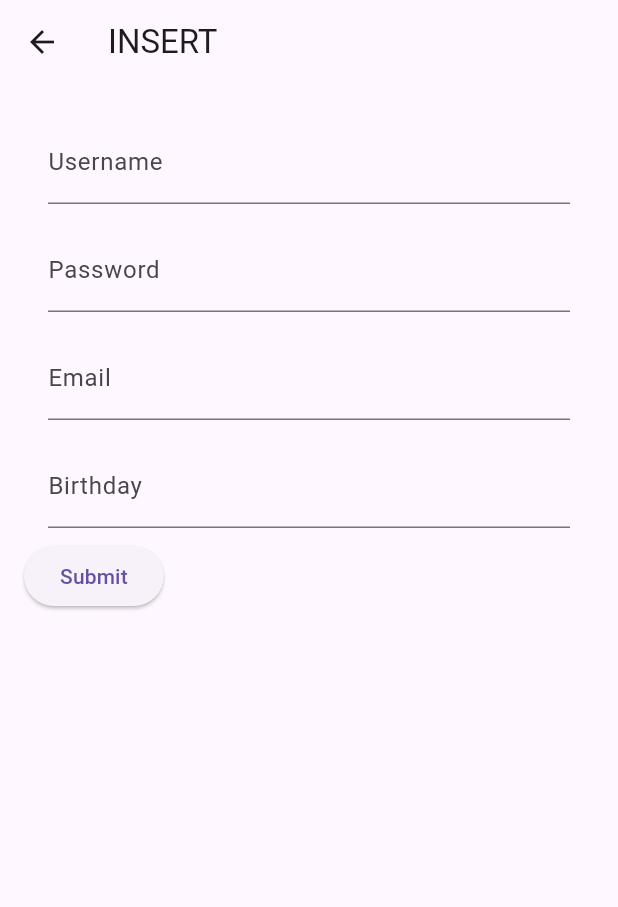
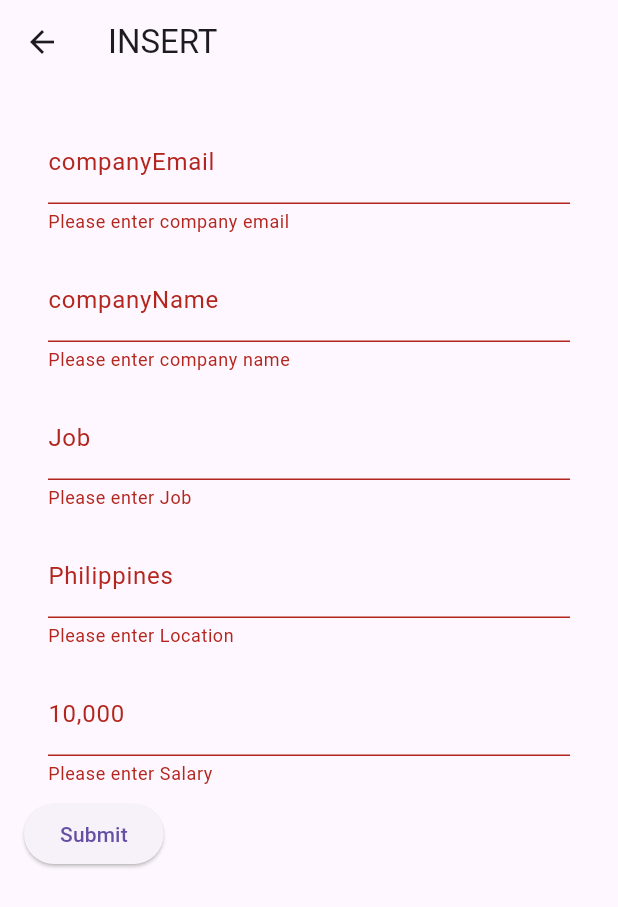
Before and after one commit to VannyCon/JobSeek, a Flutter app: the InsertForm screen opened directly, after a tap on "Submit", on a phone screen of 412 x 824 dp. Shown: the top 907 px of the screen. Run offline on Flutter 3.47's test engine with Material 3 defaults, Android fonts, the light colour scheme and no system bars; our stand-ins replace cloud_firestore, firebase_core; accounts and stored records are empty; network calls fail.

Commit message:
insert Firebase

```diff
--- a/lib/controller/firebase.dart
+++ b/lib/controller/firebase.dart
@@ -6,14 +6,20 @@ class FirestoreService {
       FirebaseFirestore.instance.collection('posts');
 
   // CREATE
-  Future<void> addNotes(String note) {
+  Future<void> addNotes(String companyEmail, String companyName,
+      String jobOffer, String location, String salary) {
     return posts.add({
-      'companyEmail': 'test@gmail.com',
-      'companyName': 'Test Company',
-      'id': '1',
-      'jobOffer': 'Software Engineer',
-      'location': 'Ph',
-      'salary': '20,000',
+      'companyEmail': companyEmail,
+      'companyName': companyName,
+      'id': 'emailAsId$companyEmail',
+      'jobOffer': jobOffer,
+      'location': location,
+      'salary': salary,
     });
   }
+
+  Stream<QuerySnapshot> getNotesStream() {
+    final notesStream = posts.orderBy('id', descending: true).snapshots();
+    return notesStream;
+  }
 }
--- a/lib/view/insert.dart
+++ b/lib/view/insert.dart
@@ -1,4 +1,5 @@
 import 'package:flutter/material.dart';
+import 'package:second_app/controller/firebase.dart';
 
 class InsertForm extends StatelessWidget {
   @override
@@ -19,6 +20,22 @@ class MyFormWidget extends StatefulWidget {
 
 class _MyFormWidgetState extends State<MyFormWidget> {
   final _formKey = GlobalKey<FormState>();
+  final TextEditingController _companyEmailController = TextEditingController();
+  final TextEditingController _companyNameController = TextEditingController();
+  final TextEditingController _jobOfferController = TextEditingController();
+  final TextEditingController _locationController = TextEditingController();
+  final TextEditingController _salaryController = TextEditingController();
+  final FirestoreService firestoreService = FirestoreService();
+
+  @override
+  void dispose() {
+    _companyEmailController.dispose();
+    _companyNameController.dispose();
+    _jobOfferController.dispose();
+    _locationController.dispose();
+    _salaryController.dispose();
+    super.dispose();
+  }
 
   @override
   Widget build(BuildContext context) {
@@ -31,36 +48,87 @@ class _MyFormWidgetState extends State<MyFormWidget> {
           children: <Widget>[
             Padding(
               padding: EdgeInsets.symmetric(vertical: 8, horizontal: 16),
-              child: TextField(
-                decoration: InputDecoration(labelText: 'Username'),
+              child: TextFormField(
+                controller: _companyEmailController,
+                decoration: InputDecoration(labelText: 'companyEmail'),
+                keyboardType: TextInputType.emailAddress,
+                validator: (value) {
+                  if (value == null || value.isEmpty) {
+                    return 'Please enter company email';
+                  }
+                  return null;
+                },
               ),
             ),
             Padding(
               padding: EdgeInsets.symmetric(vertical: 8, horizontal: 16),
-              child: TextField(
-                decoration: InputDecoration(labelText: 'Password'),
-                obscureText: true,
+              child: TextFormField(
+                controller: _companyNameController,
+                decoration: InputDecoration(labelText: 'companyName'),
+                keyboardType: TextInputType.text,
+                validator: (value) {
+                  if (value == null || value.isEmpty) {
+                    return 'Please enter company name';
+                  }
+                  return null;
+                },
               ),
             ),
             Padding(
               padding: EdgeInsets.symmetric(vertical: 8, horizontal: 16),
-              child: TextField(
-                decoration: InputDecoration(labelText: 'Email'),
-                keyboardType: TextInputType.emailAddress,
+              child: TextFormField(
+                controller: _jobOfferController,
+                decoration: InputDecoration(labelText: 'Job'),
+                keyboardType: TextInputType.text,
+                validator: (value) {
+                  if (value == null || value.isEmpty) {
+                    return 'Please enter Job';
+                  }
+                  return null;
+                },
               ),
             ),
             Padding(
               padding: EdgeInsets.symmetric(vertical: 8, horizontal: 16),
-              child: TextField(
-                decoration: InputDecoration(labelText: 'Birthday'),
-                keyboardType: TextInputType.datetime,
+              child: TextFormField(
+                controller: _locationController,
+                decoration: InputDecoration(labelText: 'Philippines'),
+                keyboardType: TextInputType.text,
+                validator: (value) {
+                  if (value == null || value.isEmpty) {
+                    return 'Please enter Location';
+                  }
+                  return null;
+                },
               ),
             ),
-            // Add TextFormField for other inputs (job, email, location, salary) similarly
+            Padding(
+              padding: EdgeInsets.symmetric(vertical: 8, horizontal: 16),
+              child: TextFormField(
+                controller: _salaryController,
+                decoration: InputDecoration(labelText: '10,000'),
+                keyboardType: TextInputType.text,
+                validator: (value) {
+                  if (value == null || value.isEmpty) {
+                    return 'Please enter Salary';
+                  }
+                  return null;
+                },
+              ),
+            ),
             ElevatedButton(
               onPressed: () {
                 if (_formKey.currentState != null &&
                     _formKey.currentState!.validate()) {
+                  String companyEmail = _companyEmailController.text;
+                  String companyName = _companyNameController.text;
+                  String jobOffer = _jobOfferController.text;
+                  String location = _locationController.text;
+                  String salary = _salaryController.text;
+
+                  firestoreService.addNotes(
+                      companyEmail, companyName, jobOffer, location, salary);
+                  Navigator.pop(context); //go back to home
                   // Process form data
                 }
               },
--- a/lib/view/post.dart
+++ b/lib/view/post.dart
@@ -34,7 +34,6 @@ class _PostContentState extends State<PostContent> {
                 ),
               ),
               onPressed: () {
-                firestoreService.addNotes(insertName);
                 print(insertName);
                 Navigator.push(
                   context,
```
